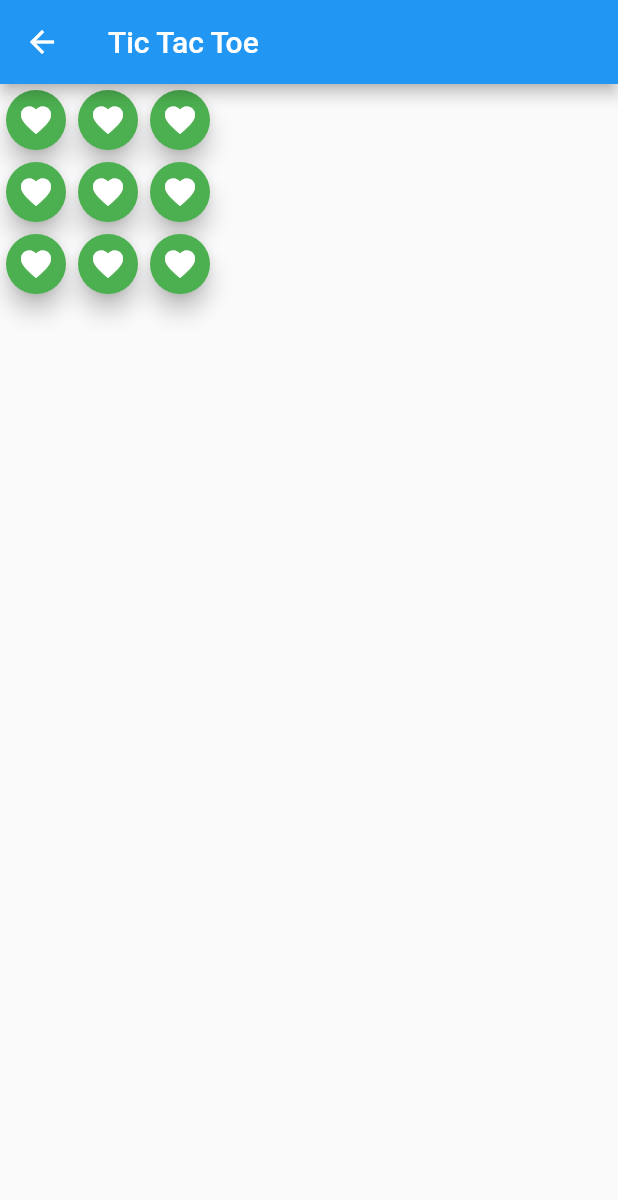
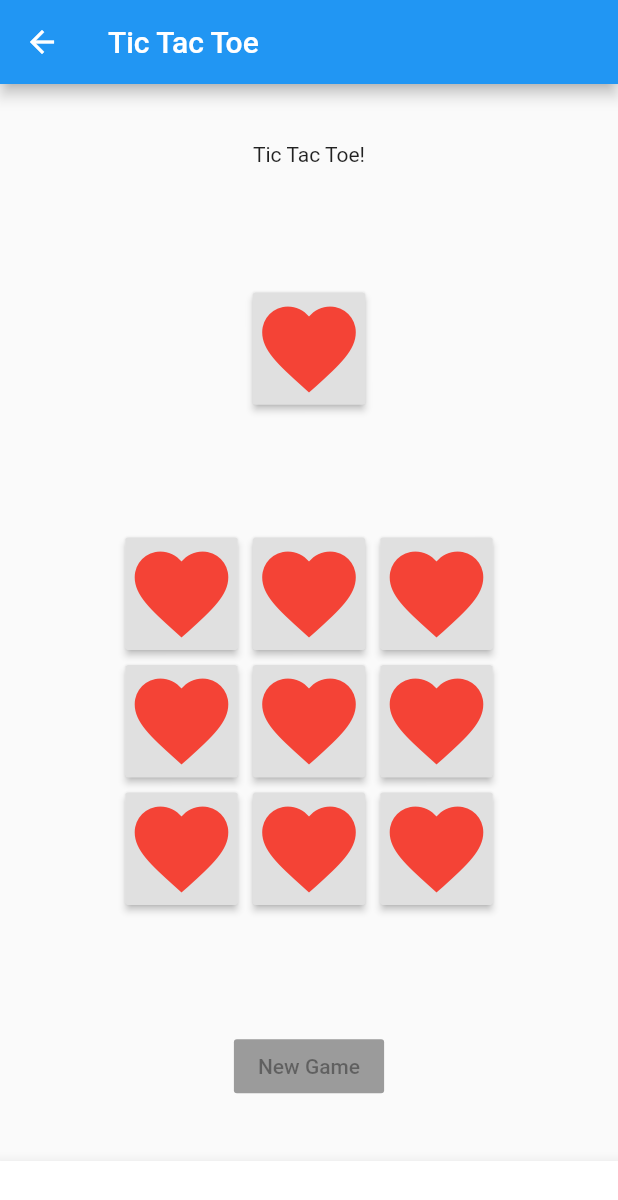
Before and after one commit to paulpsan/app-flutter-create, a Flutter app: the screen it shows after launch, on a phone screen of 412 x 824 dp. Shown: the top 1200 px of the screen. Run offline on Flutter 3.47's test engine with Material 2 defaults, Android fonts, the phone set to English and light mode, and no system bars.

Commit message:
add StatefulWidget button

```diff
--- a/lib/main.dart
+++ b/lib/main.dart
@@ -2,88 +2,108 @@ import 'package:flutter/material.dart';
 
 void main() => runApp(MyApp());
 
-class MyApp extends StatelessWidget{
+class MyApp extends StatelessWidget {
   @override
   Widget build(BuildContext context) {
     // TODO: implement build
     return MaterialApp(
-      debugShowCheckedModeBanner: false,
       title: "flutter app",
       home: Scaffold(
         appBar: AppBar(
           leading: Icon(Icons.arrow_back),
           title: Text("Tic Tac Toe"),
         ),
-/*        body: Text(
-          'Hola, Mundo ! Lorem ipsum',
-          textDirection: TextDirection.ltr,
-          style: TextStyle(
-            fontFamily: "Handlee",
-            fontSize: 16.0,
-            fontWeight: FontWeight.bold,
-          ),
-
-        ),*/
-
-        body: Stack(
+        body: Column(
+          mainAxisAlignment: MainAxisAlignment.spaceAround,
           children: <Widget>[
-            Column(
+            Center(
+              child: Text('Tic Tac Toe!'),
+            ),
+            ActionButtonStarComputer(false),
+            new Column(
+              mainAxisAlignment: MainAxisAlignment.center,
               children: <Widget>[
                 RowButtonAction(),
                 RowButtonAction(),
                 RowButtonAction(),
               ],
+            ),
+            Row(
+              mainAxisAlignment: MainAxisAlignment.center,
+              children: <Widget>[
+                RaisedButton(
+                  onPressed: null,
+                  child: Text('New Game'),
+                ),
+              ],
             )
           ],
         ),
-
+        bottomNavigationBar: BottomAppBar(
+          child: Container(
+            height: 50.0,
+          ),
+        ),
       ),
     );
   }
-
 }
 
-class RowButtonAction extends StatelessWidget{
+class RowButtonAction extends StatelessWidget {
   @override
   Widget build(BuildContext context) {
     // TODO: implement build
     return Row(
+      mainAxisAlignment: MainAxisAlignment.center,
       children: <Widget>[
-        ActionButtonStarComputer(),
-        ActionButtonStarComputer(),
-        ActionButtonStarComputer(),
+        ActionButtonStarComputer(true),
+        ActionButtonStarComputer(true),
+        ActionButtonStarComputer(true),
       ],
     );
   }
-
 }
 
-class ActionButtonStarComputer extends StatefulWidget{
+class ActionButtonStarComputer extends StatefulWidget {
+  bool stateButton;
+  ActionButtonStarComputer(this.stateButton) {}
+
   @override
   State<StatefulWidget> createState() {
     // TODO: implement createState
 
     return _ActionButtonStarComputer();
   }
+}
 
-}
-class _ActionButtonStarComputer extends State<ActionButtonStarComputer>{
+class _ActionButtonStarComputer extends State<ActionButtonStarComputer> {
   bool sw = false;
-  void onPressedButton(){
+
+  void onPressedButton() {
     setState(() {
-      sw=!this.sw;
+      sw = widget.stateButton ? !this.sw : this.sw;
     });
   }
-
 
   @override
   Widget build(BuildContext context) {
     // TODO: implement build
-    return  FloatingActionButton(
-      child: Icon(sw?Icons.favorite_border:Icons.favorite),
-      backgroundColor: Colors.green,
-      mini: true,
-      onPressed: onPressedButton,
+    return Container(
+      margin: const EdgeInsets.all(5.0),
+      height: 75.0,
+      width: 75.0,
+      child: RaisedButton(
+        // child:
+        padding: new EdgeInsets.all(0.0),
+        textColor: Colors.red,
+        child: Container(
+          child: Icon(
+            sw ? Icons.favorite_border : Icons.favorite,
+            size: 75.0,
+          ),
+        ),
+        onPressed: onPressedButton,
+      ),
     );
   }
 }
```
